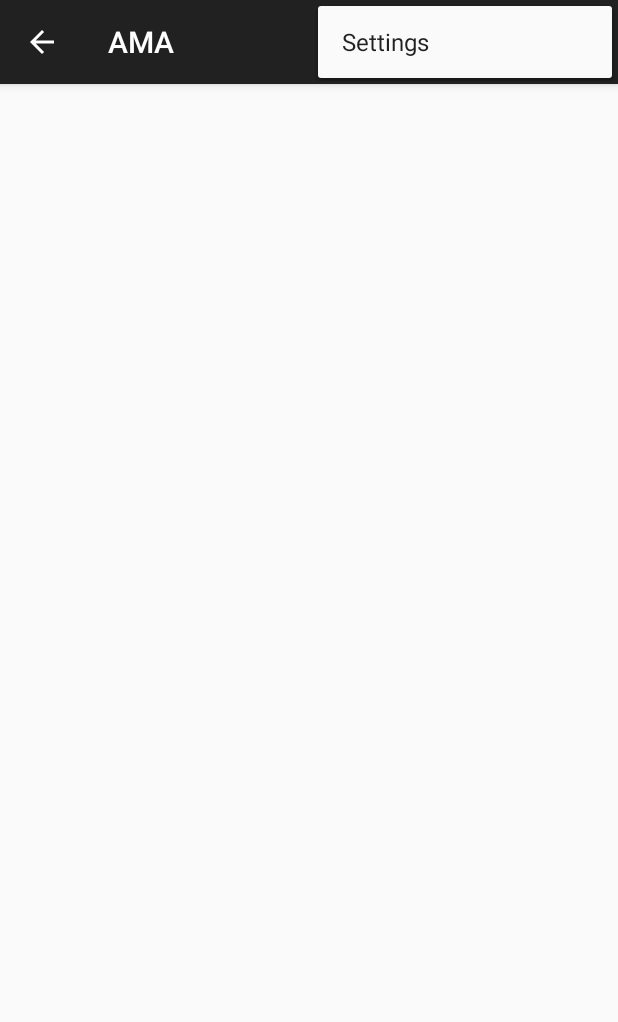
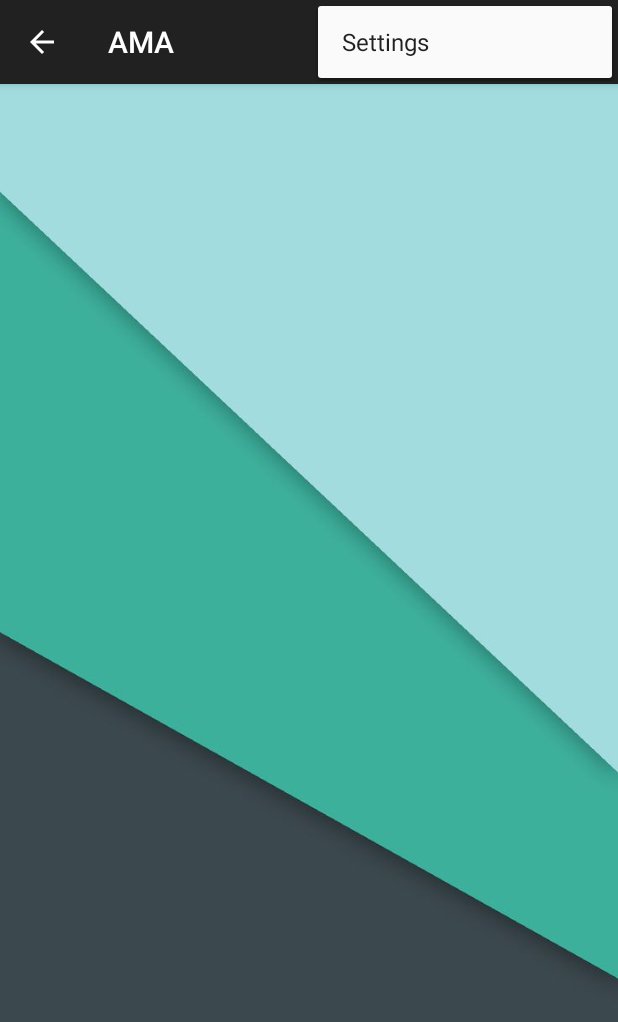
Before and after one commit to HiceS/AMAapp, an Android app: the screen it shows after launch (MainActivity), with the options menu open, on a phone screen of 412 x 824 dp. Shown: the top 1022 px of the screen. Run offline under Robolectric (Android 15) with nearby library versions, the phone set to English and light mode, and no system bars; 2 statements that could not run were skipped.

Commit message:
Added Background

```diff
--- a/app/src/main/res/layout/fragment_main_screen.xml
+++ b/app/src/main/res/layout/fragment_main_screen.xml
@@ -1,6 +1,7 @@
 <?xml version="1.0" encoding="utf-8"?>
 <LinearLayout xmlns:android="http://schemas.android.com/apk/res/android"
     android:orientation="vertical" android:layout_width="match_parent"
-    android:layout_height="match_parent">
+    android:layout_height="match_parent"
+    android:background = "@drawable/FrontTitle">
 
 </LinearLayout>
```
Also changed, not shown: app/src/main/res/FrontTitle.jpg (added), app/src/main/res/drawable-hdpi/FrontTitle.jpg (added), 2 other files.
